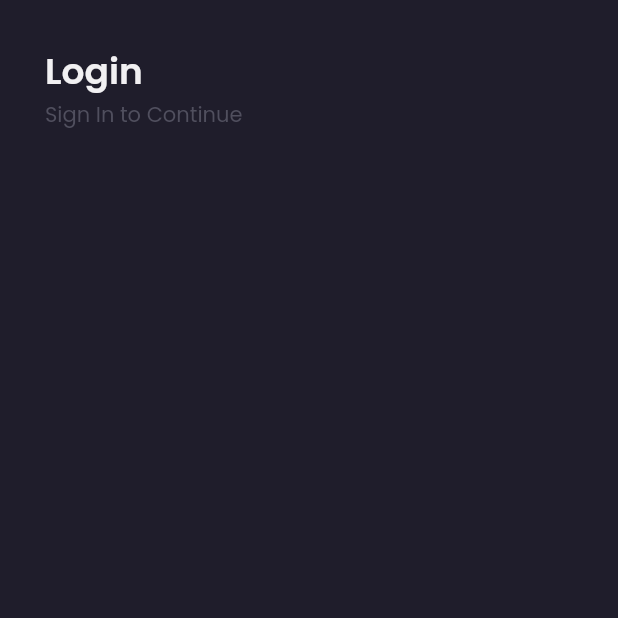
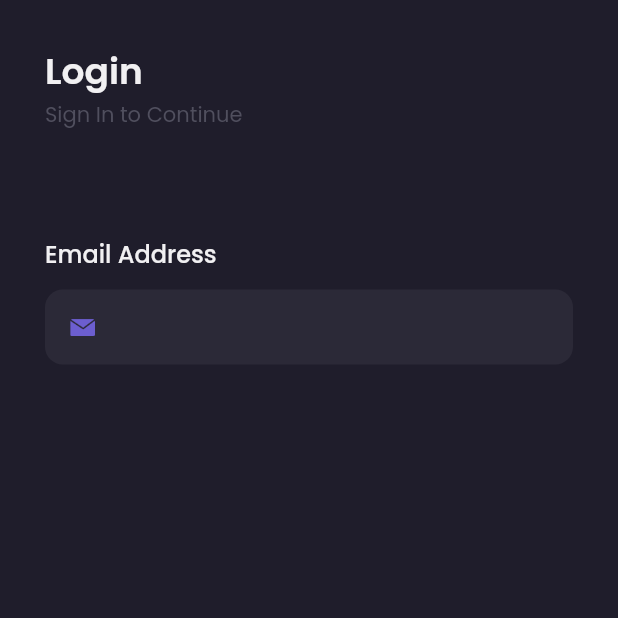
Before and after one commit to kevinrisqi/flutter-shamo, a Flutter app: the screen it shows after launch, on a phone screen of 412 x 824 dp, the top half of it. Run offline on Flutter 3.47's test engine with Material 2 defaults, Android fonts, the phone set to English and light mode, and no system bars; our stand-ins replace google_fonts.

Commit message:
Modified in sign in page

```diff
--- a/lib/pages/sign_in_page.dart
+++ b/lib/pages/sign_in_page.dart
@@ -14,11 +14,65 @@ class SignInPage extends StatelessWidget {
             horizontal: defaultMargin,
           ),
           child: Column(
+            crossAxisAlignment: CrossAxisAlignment.start,
             children: [
               header(),
+              SizedBox(
+                height: 70,
+              ),
+              emailInput(),
             ],
           ),
         ),
+      ),
+    );
+  }
+}
+
+class emailInput extends StatelessWidget {
+  const emailInput({
+    Key? key,
+  }) : super(key: key);
+
+  @override
+  Widget build(BuildContext context) {
+    return Container(
+      child: Column(
+        crossAxisAlignment: CrossAxisAlignment.start,
+        children: [
+          Text(
+            'Email Address',
+            style: primaryTextStyle.copyWith(
+              fontSize: 16,
+              fontWeight: medium,
+            ),
+          ),
+          SizedBox(
+            height: 12,
+          ),
+          Container(
+            height: 50,
+            padding: EdgeInsets.symmetric(
+              horizontal: 16,
+            ),
+            decoration: BoxDecoration(
+              color: bgColor2,
+              borderRadius: BorderRadius.circular(12),
+            ),
+            child: Center(
+              child: Row(
+                children: [
+                  Image.asset(
+                    'assets/icon_email.png',
+                    width: 17,
+                  ),
+                  SizedBox(width: 16,),
+
+                ],
+              ),
+            ),
+          )
+        ],
       ),
     );
   }
```
